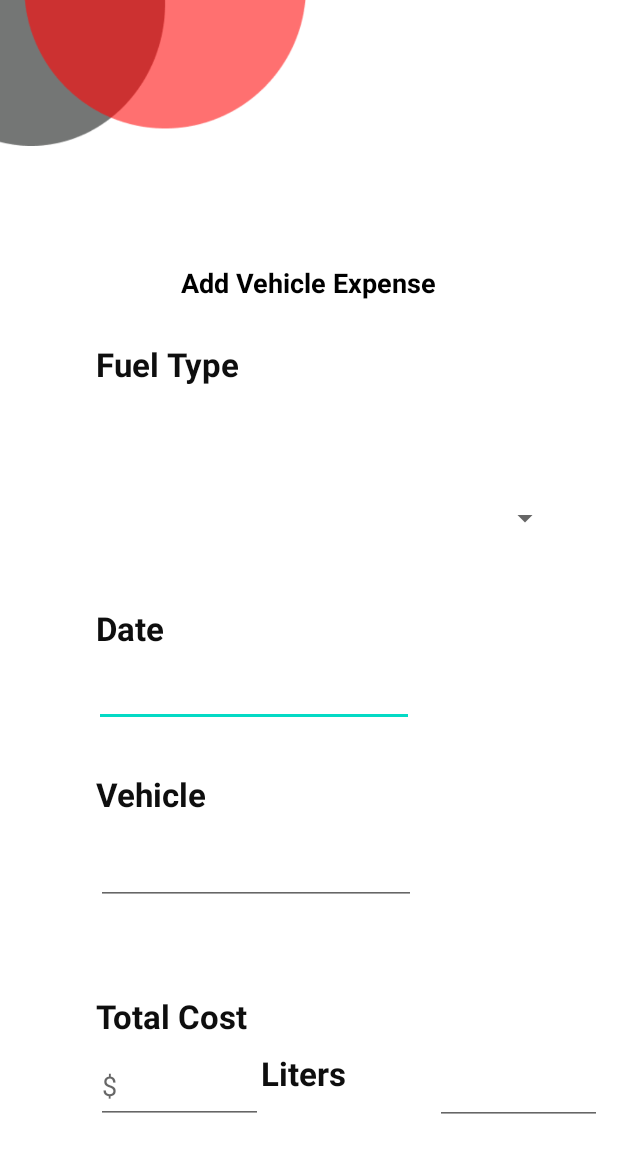
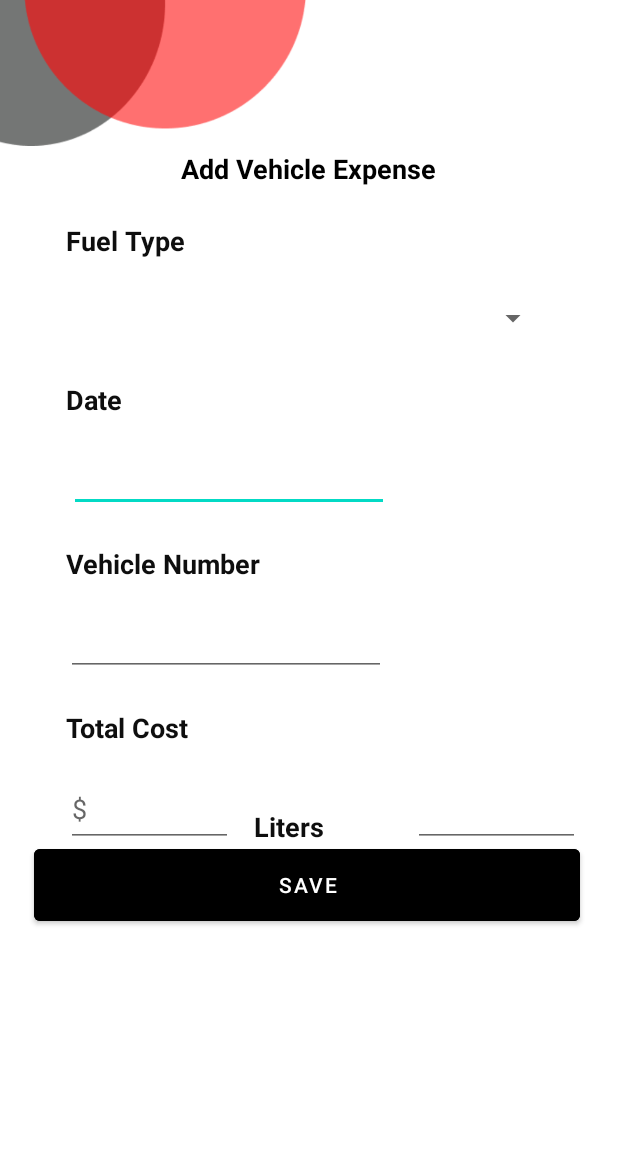
Before and after one commit to amandahaydaw/SIT705, an Android app: the layout activity_adding_vehicle_expense.xml on its own in the app's theme, with its tools: preview values and no code run, on a phone screen of 412 x 824 dp. Shown: the top 1153 px of the screen. Run offline under Robolectric (Android 15) with nearby library versions, the phone set to English and light mode, and no system bars.

Commit message:
Modified Layout for adding vehicle expenses and initiate java package to send record to firestore

```diff
--- a/app/src/main/java/com/example/fuelsmartapp/MapsActivity.java
+++ b/app/src/main/java/com/example/fuelsmartapp/MapsActivity.java
@@ -410,9 +410,9 @@ public class MapsActivity extends FragmentActivity implements OnMapReadyCallback
 
 
     public void adding_vehicle_expenses(View view) {
-//        Intent intend = new Intent(this, adding_vehicle_expense.class);
-//        startActivity(intend);
-        Toast.makeText(this, "Service is not available !", Toast.LENGTH_LONG).show();
+        Intent intend = new Intent(this, adding_vehicle_expense.class);
+        startActivity(intend);
+//        Toast.makeText(this, "Service is not available !", Toast.LENGTH_LONG).show();
 
     }
 
--- a/app/src/main/java/com/example/fuelsmartapp/adding_vehicle_expense.java
+++ b/app/src/main/java/com/example/fuelsmartapp/adding_vehicle_expense.java
@@ -1,56 +1,65 @@
 package com.example.fuelsmartapp;
 
 import android.os.Bundle;
+import android.widget.ArrayAdapter;
+import android.widget.Spinner;
 
 import androidx.appcompat.app.AppCompatActivity;
 
 import com.jjoe64.graphview.GraphView;
-import com.jjoe64.graphview.series.DataPoint;
-import com.jjoe64.graphview.series.LineGraphSeries;
 
 public class adding_vehicle_expense extends AppCompatActivity {
 
     // creating a variable
     // for our graph view.
     GraphView graphView;
-
+    Spinner spinner1;
     @Override
     protected void onCreate(Bundle savedInstanceState) {
         super.onCreate(savedInstanceState);
+        setContentView(R.layout.activity_adding_vehicle_expense);
+        spinner1 = (Spinner) findViewById(R.id.spinner1);
+
+
+
+        Spinner mySpinner = (Spinner) findViewById(R.id.spinner1);
+        ArrayAdapter<String> myAdapter = new ArrayAdapter<String>(adding_vehicle_expense.this, android.R.layout.simple_list_item_1, getResources().getStringArray(R.array.names));
+        myAdapter.setDropDownViewResource(android.R.layout.simple_spinner_dropdown_item);
+        mySpinner.setAdapter(myAdapter);
 
         // on below line we are initializing our graph view.
-        graphView = findViewById(R.id.idGraphView);
+//        graphView = findViewById(R.id.idGraphView);
 
         // on below line we are adding data to our graph view.
-        LineGraphSeries<DataPoint> series = new LineGraphSeries<DataPoint>(new DataPoint[]{
-                // on below line we are adding
-                // each point on our x and y axis.
-                new DataPoint(0, 1),
-                new DataPoint(1, 3),
-                new DataPoint(2, 4),
-                new DataPoint(3, 9),
-                new DataPoint(4, 6),
-                new DataPoint(5, 3),
-                new DataPoint(6, 6),
-                new DataPoint(7, 1),
-                new DataPoint(8, 2)
-        });
-
-        // after adding data to our line graph series.
-        // on below line we are setting
-        // title for our graph view.
-        graphView.setTitle("My Graph View");
-
-        // on below line we are setting
-        // text color to our graph view.
-        graphView.setTitleColor(R.color.purple_200);
-
-        // on below line we are setting
-        // our title text size.
-        graphView.setTitleTextSize(10);
-
-        // on below line we are adding
-        // data series to our graph view.
-        graphView.addSeries(series);
+//        LineGraphSeries<DataPoint> series = new LineGraphSeries<DataPoint>(new DataPoint[]{
+//                // on below line we are adding
+//                // each point on our x and y axis.
+//                new DataPoint(0, 1),
+//                new DataPoint(1, 3),
+//                new DataPoint(2, 4),
+//                new DataPoint(3, 9),
+//                new DataPoint(4, 6),
+//                new DataPoint(5, 3),
+//                new DataPoint(6, 6),
+//                new DataPoint(7, 1),
+//                new DataPoint(8, 2)
+//        });
+//
+//        // after adding data to our line graph series.
+//        // on below line we are setting
+//        // title for our graph view.
+//        graphView.setTitle("My Graph View");
+//
+//        // on below line we are setting
+//        // text color to our graph view.
+//        graphView.setTitleColor(R.color.purple_200);
+//
+//        // on below line we are setting
+//        // our title text size.
+//        graphView.setTitleTextSize(10);
+//
+//        // on below line we are adding
+//        // data series to our graph view.
+//        graphView.addSeries(series);
     }
 }
--- a/app/src/main/res/layout/activity_adding_vehicle_expense.xml
+++ b/app/src/main/res/layout/activity_adding_vehicle_expense.xml
@@ -21,7 +21,7 @@
         android:layout_width="214dp"
         android:layout_height="27dp"
         android:layout_marginStart="92dp"
-        android:layout_marginTop="176dp"
+        android:layout_marginTop="100dp"
         android:layout_marginEnd="92dp"
         android:ems="10"
         android:fontFamily="sans-serif"
@@ -39,39 +39,24 @@
         android:id="@+id/fuelType"
         android:layout_width="wrap_content"
         android:layout_height="wrap_content"
-        android:layout_marginStart="64dp"
-        android:layout_marginTop="228dp"
+        android:layout_marginStart="44dp"
+        android:layout_marginTop="148dp"
         android:text="Fuel Type"
         android:textColor="#0E0E0E"
-        android:textSize="22sp"
+        android:textSize="18dp"
         android:textStyle="bold"
         app:layout_constraintStart_toStartOf="parent"
         app:layout_constraintTop_toTopOf="parent" />
-
-    <Spinner
-        android:id="@+id/spinner1"
-        android:layout_width="318dp"
-        android:layout_height="50dp"
-        android:layout_marginStart="64dp"
-        android:layout_marginTop="17dp"
-        android:layout_marginEnd="46dp"
-        android:layout_marginBottom="407dp"
-        android:minHeight="48dp"
-        android:spinnerMode="dropdown"
-        app:layout_constraintBottom_toBottomOf="parent"
-        app:layout_constraintEnd_toEndOf="parent"
-        app:layout_constraintStart_toStartOf="parent"
-        app:layout_constraintTop_toBottomOf="@+id/fuelType" />
 
     <TextView
         android:id="@+id/dateText"
         android:layout_width="wrap_content"
         android:layout_height="wrap_content"
-        android:layout_marginStart="64dp"
-        android:layout_marginTop="33dp"
+        android:layout_marginStart="44dp"
+        android:layout_marginTop="22dp"
         android:text="Date"
         android:textColor="#0E0E0E"
-        android:textSize="22sp"
+        android:textSize="18dp"
         android:textStyle="bold"
         app:layout_constraintStart_toStartOf="parent"
         app:layout_constraintTop_toBottomOf="@+id/spinner1" />
@@ -80,12 +65,13 @@
         android:id="@+id/date"
         android:layout_width="wrap_content"
         android:layout_height="wrap_content"
-        android:layout_marginStart="64dp"
-        android:layout_marginTop="6dp"
+        android:layout_marginStart="46dp"
+        android:layout_marginTop="17dp"
         android:layout_marginEnd="137dp"
         android:ems="10"
         android:inputType="date"
         app:layout_constraintEnd_toEndOf="parent"
+        app:layout_constraintHorizontal_bias="0.0"
         app:layout_constraintStart_toStartOf="parent"
         app:layout_constraintTop_toBottomOf="@+id/dateText" />
 
@@ -93,11 +79,11 @@
         android:id="@+id/vehicleText"
         android:layout_width="wrap_content"
         android:layout_height="wrap_content"
-        android:layout_marginStart="64dp"
-        android:layout_marginTop="30dp"
-        android:text="Vehicle"
+        android:layout_marginStart="44dp"
+        android:layout_marginTop="22dp"
+        android:text="Vehicle Number"
         android:textColor="#0E0E0E"
-        android:textSize="22sp"
+        android:textSize="18dp"
         android:textStyle="bold"
         app:layout_constraintStart_toStartOf="parent"
         app:layout_constraintTop_toBottomOf="@+id/date" />
@@ -106,8 +92,8 @@
         android:id="@+id/vehicle"
         android:layout_width="wrap_content"
         android:layout_height="wrap_content"
-        android:layout_marginStart="64dp"
-        android:layout_marginTop="14dp"
+        android:layout_marginStart="44dp"
+        android:layout_marginTop="17dp"
         android:ems="10"
         android:inputType="textPersonName"
         app:layout_constraintStart_toStartOf="parent"
@@ -117,11 +103,11 @@
         android:id="@+id/textView5"
         android:layout_width="wrap_content"
         android:layout_height="wrap_content"
-        android:layout_marginStart="64dp"
-        android:layout_marginTop="59dp"
+        android:layout_marginStart="44dp"
+        android:layout_marginTop="22dp"
         android:text="Total Cost"
         android:textColor="#0E0E0E"
-        android:textSize="22sp"
+        android:textSize="18dp"
         android:textStyle="bold"
         app:layout_constraintStart_toStartOf="parent"
         app:layout_constraintTop_toBottomOf="@+id/vehicle" />
@@ -130,40 +116,73 @@
         android:id="@+id/cost"
         android:layout_width="111dp"
         android:layout_height="50dp"
-        android:layout_marginStart="64dp"
-        android:layout_marginTop="141dp"
+        android:layout_marginStart="44dp"
+        android:layout_marginTop="17dp"
         android:ems="10"
         android:hint="$"
         android:inputType="textPersonName"
         app:layout_constraintStart_toStartOf="parent"
-        app:layout_constraintTop_toTopOf="@+id/vehicle" />
+        app:layout_constraintTop_toBottomOf="@+id/textView5" />
+
+    <TextView
+        android:id="@+id/litertext"
+        android:layout_width="wrap_content"
+        android:layout_height="wrap_content"
+        android:layout_marginStart="14dp"
+        android:layout_marginTop="88dp"
+        android:layout_marginEnd="29dp"
+        android:text="Liters"
+        android:textColor="#0E0E0E"
+        android:textSize="18dp"
+        android:textStyle="bold"
+        app:layout_constraintEnd_toStartOf="@+id/liter"
+        app:layout_constraintStart_toEndOf="@+id/cost"
+        app:layout_constraintTop_toBottomOf="@+id/vehicle" />
 
     <EditText
         android:id="@+id/liter"
         android:layout_width="111dp"
         android:layout_height="50dp"
         android:layout_marginStart="30dp"
-        android:layout_marginTop="142dp"
+        android:layout_marginTop="17dp"
         android:layout_marginEnd="26dp"
         android:inputType="textPersonName"
         app:layout_constraintEnd_toEndOf="parent"
         app:layout_constraintStart_toEndOf="@+id/litertext"
-        app:layout_constraintTop_toTopOf="@+id/vehicle" />
+        app:layout_constraintTop_toBottomOf="@+id/textView5" />
 
-    <TextView
-        android:id="@+id/litertext"
-        android:layout_width="wrap_content"
-        android:layout_height="wrap_content"
-        android:layout_marginStart="14dp"
-        android:layout_marginTop="97dp"
-        android:layout_marginEnd="29dp"
-        android:text="Liters"
-        android:textColor="#0E0E0E"
-        android:textSize="22sp"
-        android:textStyle="bold"
-        app:layout_constraintEnd_toStartOf="@+id/liter"
-        app:layout_constraintStart_toEndOf="@+id/cost"
-        app:layout_constraintTop_toBottomOf="@+id/vehicle" />
+    <Spinner
+        android:id="@+id/spinner1"
+        android:layout_width="318dp"
+        android:layout_height="40dp"
+        android:layout_marginStart="64dp"
+        android:layout_marginTop="17dp"
+        android:layout_marginEnd="46dp"
+        android:layout_marginBottom="407dp"
+        android:minHeight="48dp"
+        android:spinnerMode="dropdown"
+        app:layout_constraintBottom_toBottomOf="parent"
+        app:layout_constraintEnd_toEndOf="parent"
+        app:layout_constraintHorizontal_bias="1.0"
+        app:layout_constraintStart_toStartOf="parent"
+        app:layout_constraintTop_toBottomOf="@+id/fuelType"
+        app:layout_constraintVertical_bias="0.011" />
 
+    <Button
+        android:id="@+id/check"
+        android:layout_width="364dp"
+        android:layout_height="60dp"
+        android:layout_marginStart="25dp"
+        android:layout_marginTop="560dp"
+        android:layout_marginEnd="25dp"
+        android:backgroundTint="@color/black"
+        android:onClick="Save"
+        android:text="save"
+        android:textColor="#FFFFFF"
+        android:textSize="14dp"
+        app:layout_constraintEnd_toEndOf="parent"
+        app:layout_constraintHorizontal_bias="1.0"
+        app:layout_constraintStart_toStartOf="parent"
+        app:layout_constraintTop_toTopOf="parent" />
 
 </androidx.constraintlayout.widget.ConstraintLayout>
```
